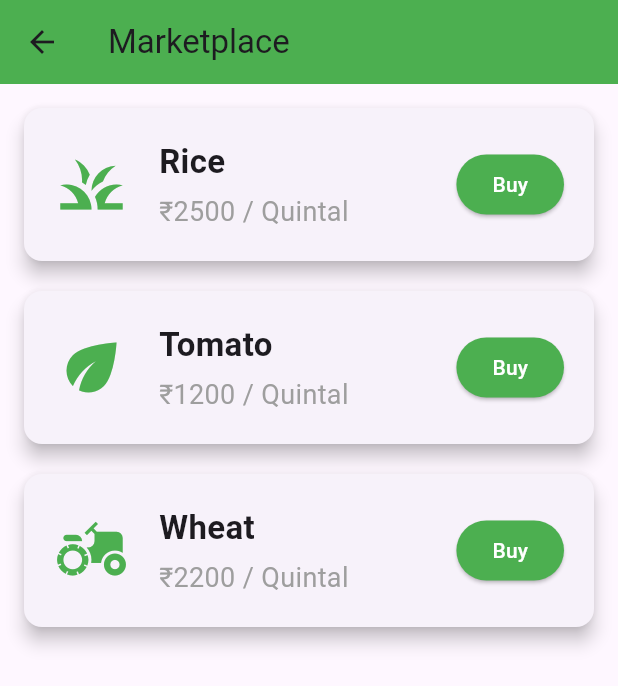
After one commit to Radhakumari718/Krishi-Mitra, a Flutter app: the FarmerDashboard screen opened directly, after a tap on "Marketplace", on a phone screen of 412 x 824 dp. The commit adds this screen. Shown: the top 686 px of the screen. Run offline on Flutter 3.47's test engine with Material 3 defaults, Android fonts, the phone set to English and light mode, and no system bars.

Commit message:
Added marketplace screen and dashboard navigation

```diff
--- a/frontend/lib/screens/farmer_dashboard.dart
+++ b/frontend/lib/screens/farmer_dashboard.dart
@@ -1,6 +1,7 @@
 import 'package:flutter/material.dart';
 import 'login_screen.dart';
 import 'weather_screen.dart';
+import 'marketplace_screen.dart';
 
 class FarmerDashboard extends StatelessWidget {
   const FarmerDashboard({super.key});
@@ -96,9 +97,24 @@ class FarmerDashboard extends StatelessWidget {
                     ),
                   ),
 
-                  dashboardCard(
-                    Icons.store,
-                    "Marketplace",
+                  GestureDetector(
+
+                    onTap: () {
+
+                      Navigator.push(
+                        context,
+
+                        MaterialPageRoute(
+                          builder: (context) => const MarketplaceScreen(),
+                        ),
+                      );
+
+                    },
+
+                    child: dashboardCard(
+                      Icons.store,
+                      "Marketplace",
+                    ),
                   ),
 
                   dashboardCard(
--- /dev/null
+++ b/frontend/lib/screens/marketplace_screen.dart
@@ -0,0 +1,122 @@
+import 'package:flutter/material.dart';
+
+class MarketplaceScreen extends StatelessWidget {
+  const MarketplaceScreen({super.key});
+
+  @override
+  Widget build(BuildContext context) {
+
+    return Scaffold(
+
+      appBar: AppBar(
+        title: const Text("Marketplace"),
+        backgroundColor: Colors.green,
+      ),
+
+      body: Padding(
+        padding: const EdgeInsets.all(16),
+
+        child: ListView(
+
+          children: [
+
+            cropCard(
+              "Rice",
+              "₹2500 / Quintal",
+              Icons.grass,
+            ),
+
+            cropCard(
+              "Tomato",
+              "₹1200 / Quintal",
+              Icons.eco,
+            ),
+
+            cropCard(
+              "Wheat",
+              "₹2200 / Quintal",
+              Icons.agriculture,
+            ),
+
+          ],
+        ),
+      ),
+    );
+  }
+
+  Widget cropCard(
+    String cropName,
+    String price,
+    IconData icon,
+  ) {
+
+    return Card(
+      elevation: 5,
+      margin: const EdgeInsets.only(bottom: 20),
+
+      child: Padding(
+        padding: const EdgeInsets.all(20),
+
+        child: Row(
+
+          children: [
+
+            Icon(
+              icon,
+              size: 50,
+              color: Colors.green,
+            ),
+
+            const SizedBox(width: 20),
+
+            Expanded(
+              child: Column(
+                crossAxisAlignment: CrossAxisAlignment.start,
+
+                children: [
+
+                  Text(
+                    cropName,
+
+                    style: const TextStyle(
+                      fontSize: 22,
+                      fontWeight: FontWeight.bold,
+                    ),
+                  ),
+
+                  const SizedBox(height: 5),
+
+                  Text(
+                    price,
+
+                    style: const TextStyle(
+                      fontSize: 18,
+                      color: Colors.grey,
+                    ),
+                  ),
+                ],
+              ),
+            ),
+
+            ElevatedButton(
+              onPressed: () {
+
+              },
+
+              style: ElevatedButton.styleFrom(
+                backgroundColor: Colors.green,
+              ),
+
+              child: const Text(
+                "Buy",
+                style: TextStyle(
+                  color: Colors.white,
+                ),
+              ),
+            ),
+          ],
+        ),
+      ),
+    );
+  }
+}
```
